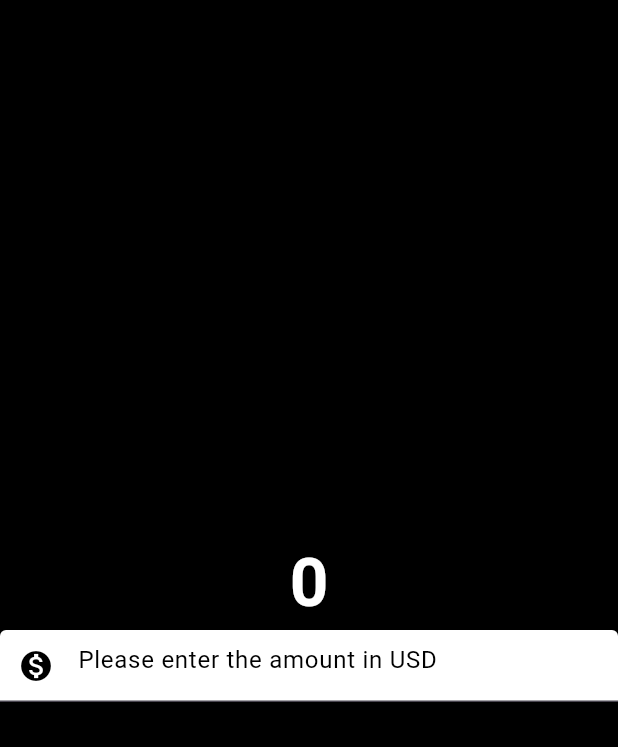
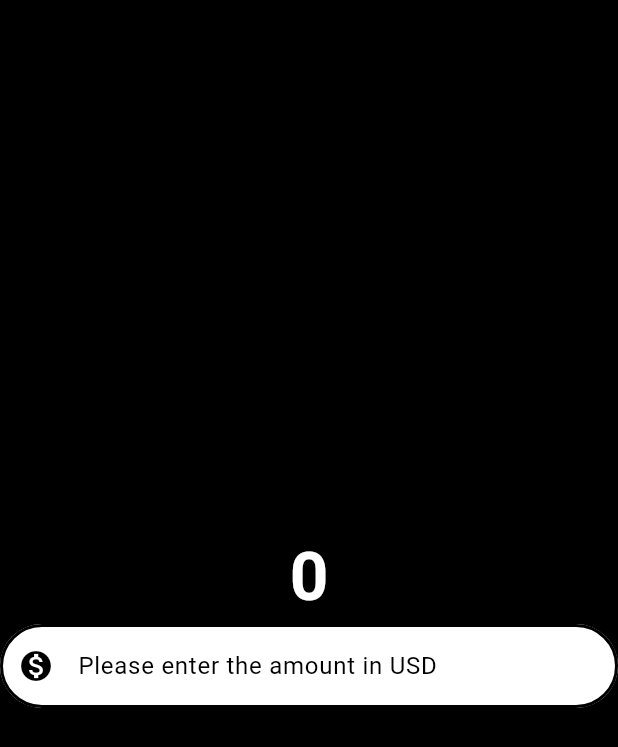
Before and after one commit to Taoheedoh/currency_converter, a Flutter app: the screen it shows after launch, on a phone screen of 412 x 824 dp. Shown: the top 747 px of the screen. Run offline on Flutter 3.47's test engine with Material 3 defaults, Android fonts, the phone set to English and light mode, and no system bars.

```diff
--- a/lib/currency_convert_material_page.dart
+++ b/lib/currency_convert_material_page.dart
@@ -5,6 +5,8 @@ class CurrencyConverterMaterialPage extends StatelessWidget {
 
   @override
   Widget build(BuildContext context) {
+
+
     return const Scaffold(
       backgroundColor: Colors.black,
       body: Center(
@@ -38,7 +40,17 @@ class CurrencyConverterMaterialPage extends StatelessWidget {
                     Radius.circular(60),
                   ),
                 ),
+                enabledBorder: OutlineInputBorder(
+                  borderSide: BorderSide(
+                    width: 2.0,
+                    style: BorderStyle.solid,
+                  ),
+                  borderRadius: BorderRadius.all(
+                    Radius.circular(60),
+                  ),
+                ),
               ),
+              keyboardType: TextInputType.number,
             ),
           ],
         ),
```
